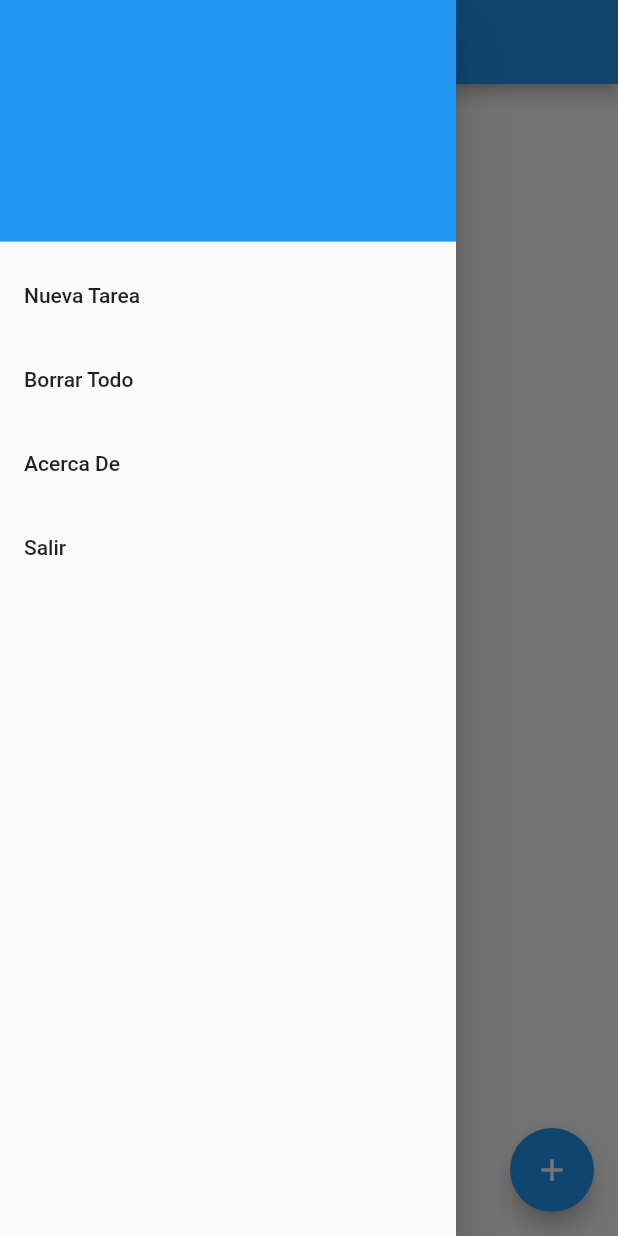
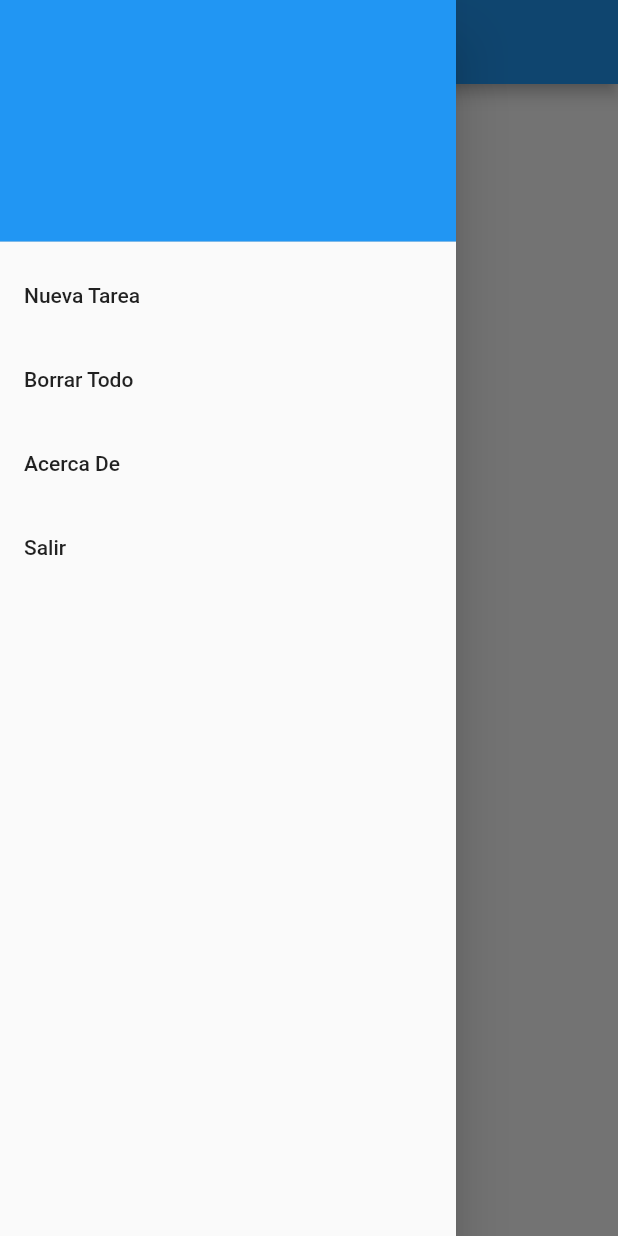
Before and after one commit to lulagalvez/apps, a Flutter app: the ToDo screen opened by its route, with the side drawer open, on a phone screen of 412 x 824 dp. Run offline on Flutter 3.47's test engine with Material 2 defaults, Android fonts, the phone set to English and light mode, and no system bars; our stand-ins replace shared_preferences; missing offline and left inert: wc_form_validators; accounts and stored records are empty.

Commit message:
quitado boton de agregar tarea dentro de la listview, ahora solo esta en drawer

```diff
--- a/checklist/lib/screens/blank.dart
+++ b/checklist/lib/screens/blank.dart
@@ -51,10 +51,6 @@ class ToDoState extends State<ToDo> {
       appBar: AppBar(title: const Text('Lista de cosas por hacer')),
       body: ListView(
           padding: const EdgeInsets.only(bottom: 16.0), children: _getItems()),
-      floatingActionButton: FloatingActionButton(
-          onPressed: () => _displayDialog(),
-          tooltip: 'Add Item',
-          child: const Icon(Icons.add)),
     );
   }
 
```
